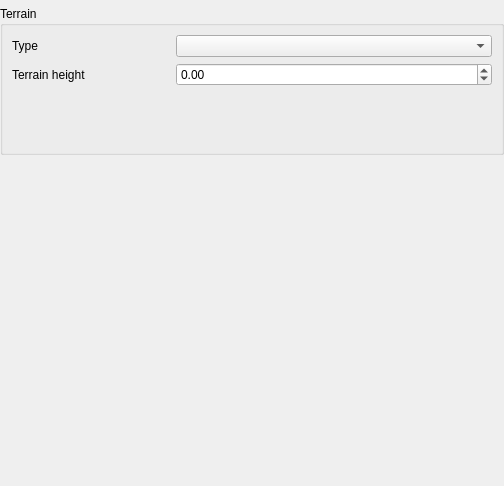
First picture: the form in src/ui/qgsprojectelevationsettingswidgetbase.ui, repository carsmie/QGIS, before the edit.
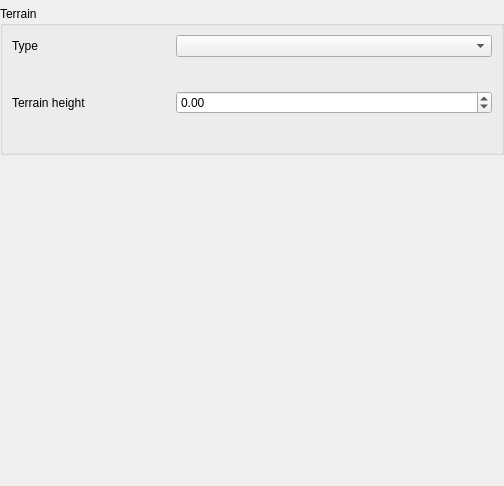
Second picture: the form after the edit. Custom widgets are drawn as their Qt base class.

Commit message: Use QgsStackedWidget for better project elevation panel appearance

```diff
--- a/src/ui/qgsprojectelevationsettingswidgetbase.ui
+++ b/src/ui/qgsprojectelevationsettingswidgetbase.ui
@@ -81,19 +81,6 @@
             </property>
            </widget>
           </item>
-          <item row="1" column="0">
-           <spacer name="verticalSpacer_2">
-            <property name="orientation">
-             <enum>Qt::Vertical</enum>
-            </property>
-            <property name="sizeHint" stdset="0">
-             <size>
-              <width>20</width>
-              <height>40</height>
-             </size>
-            </property>
-           </spacer>
-          </item>
          </layout>
         </widget>
         <widget class="QWidget" name="mPageRasterDem">
@@ -250,6 +237,12 @@
    <header>qgsmessagebar.h</header>
    <container>1</container>
   </customwidget>
+  <customwidget>
+   <class>QgsStackedWidget</class>
+   <extends>QStackedWidget</extends>
+   <header>qgsstackedwidget.h</header>
+   <container>1</container>
+  </customwidget>
  </customwidgets>
  <resources/>
  <connections/>
```
Left out of the diff: 2 changed lines with no effect on the pictures. The commit also changes 1 other file.
